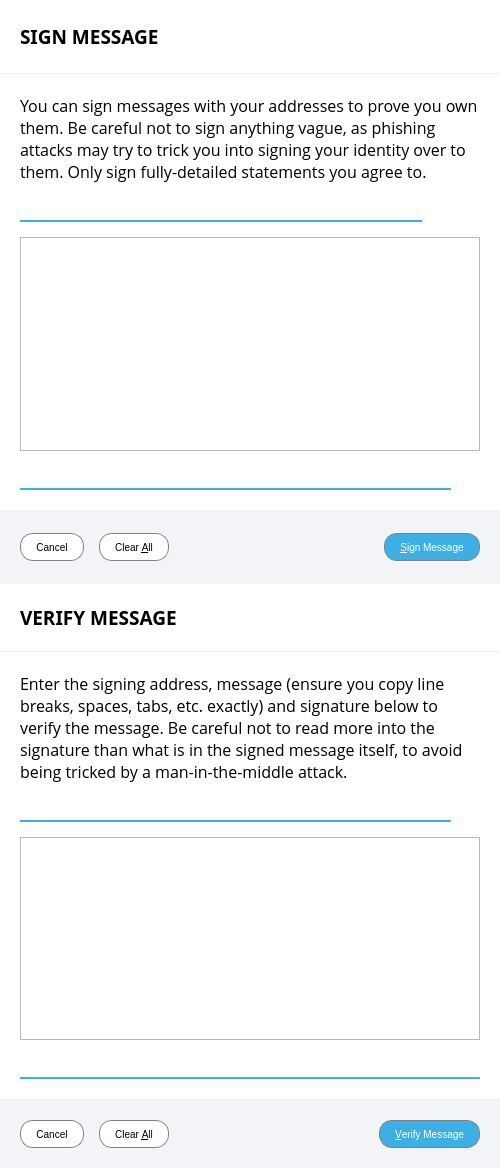
Qt form src/qt/forms/signverifymessagedialog.ui (aurovine/AudioCoin) before a commit.
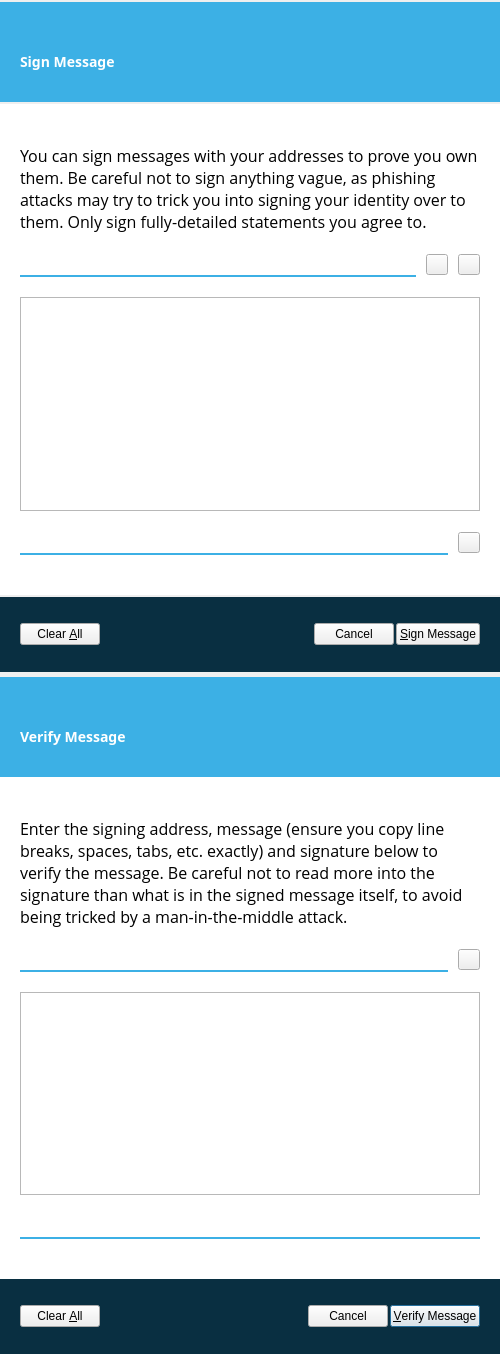
The same form after that commit. Icons and pictures are not drawn. Custom widgets are drawn as their Qt base class.

Commit message: changes overall button design and fixes minor ui discrepancies

Patch:
```diff
--- a/src/qt/forms/signverifymessagedialog.ui
+++ b/src/qt/forms/signverifymessagedialog.ui
@@ -10,11 +10,11 @@
     <x>0</x>
     <y>0</y>
     <width>500</width>
-    <height>1105</height>
+    <height>1311</height>
    </rect>
   </property>
   <property name="sizePolicy">
-   <sizepolicy hsizetype="Fixed" vsizetype="Minimum">
+   <sizepolicy hsizetype="Fixed" vsizetype="Preferred">
     <horstretch>0</horstretch>
     <verstretch>0</verstretch>
    </sizepolicy>
@@ -38,7 +38,9 @@
    <string notr="true">QLineEdit { border: none; border-bottom: 2px solid #3cb0e5; padding: 3px 5px; background: transparent; }
 QLineEdit:disabled { border-color: #899399; }
 
-QToolButton { border: none; }</string>
+QToolButton { width: 14px; height: 14px; border-width: 2px; }
+
+QToolButton:pressed { border-top-width: 3px; border-bottom-width: 1px; }</string>
   </property>
   <property name="modal">
    <bool>true</bool>
@@ -81,7 +83,7 @@
      </property>
      <layout class="QVBoxLayout" name="signMessageWidgetLayout" stretch="0,1,0">
       <property name="spacing">
-       <number>1</number>
+       <number>0</number>
       </property>
       <property name="leftMargin">
        <number>0</number>
@@ -97,37 +99,61 @@
       </property>
       <item>
        <widget class="QWidget" name="signTitleWidget" native="true">
+        <property name="sizePolicy">
+         <sizepolicy hsizetype="Preferred" vsizetype="Fixed">
+          <horstretch>0</horstretch>
+          <verstretch>0</verstretch>
+         </sizepolicy>
+        </property>
+        <property name="minimumSize">
+         <size>
+          <width>0</width>
+          <height>100</height>
+         </size>
+        </property>
+        <property name="maximumSize">
+         <size>
+          <width>16777215</width>
+          <height>100</height>
+         </size>
+        </property>
         <property name="styleSheet">
-         <string notr="true">#signTitleWidget { background-color: white; }</string>
+         <string notr="true">#signTitleWidget { background-color: #3cb0e5; } QLabel { color: white; }</string>
         </property>
         <layout class="QHBoxLayout" name="horizontalLayout">
          <property name="spacing">
-          <number>5</number>
+          <number>10</number>
          </property>
          <property name="leftMargin">
           <number>20</number>
          </property>
          <property name="topMargin">
-          <number>20</number>
+          <number>50</number>
          </property>
          <property name="rightMargin">
           <number>20</number>
          </property>
          <property name="bottomMargin">
-          <number>20</number>
+          <number>30</number>
          </property>
          <item>
-          <widget class="QLabel" name="label">
+          <widget class="QLabel" name="signTitleLabel">
            <property name="font">
             <font>
              <family>Montserrat</family>
-             <pointsize>14</pointsize>
+             <pointsize>-1</pointsize>
              <weight>75</weight>
              <bold>true</bold>
             </font>
            </property>
+           <property name="styleSheet">
+            <string notr="true">#signTitleLabel { text-transform: uppercase; font-family: 'Montserrat'; font-size: 14px; font-weight: bold; }</string>
+           </property>
            <property name="text">
-            <string>SIGN MESSAGE</string>
+            <string>Sign Message</string>
+           </property>
+           <property name="alignment">
+            <set>Qt::AlignLeading|Qt::AlignLeft|Qt::AlignVCenter</set>
            </property>
           </widget>
          </item>
@@ -157,6 +183,9 @@
            <property name="text">
             <string/>
            </property>
+           <property name="alignment">
+            <set>Qt::AlignLeading|Qt::AlignLeft|Qt::AlignVCenter</set>
+           </property>
            <property name="wordWrap">
             <bool>true</bool>
            </property>
@@ -178,19 +207,19 @@
         </property>
         <layout class="QVBoxLayout" name="signBodyWidgetLayout">
          <property name="spacing">
-          <number>15</number>
+          <number>20</number>
          </property>
          <property name="leftMargin">
           <number>20</number>
          </property>
          <property name="topMargin">
-          <number>20</number>
+          <number>40</number>
          </property>
          <property name="rightMargin">
           <number>20</number>
          </property>
          <property name="bottomMargin">
-          <number>20</number>
+          <number>40</number>
          </property>
          <item>
           <widget class="QLabel" name="infoLabel_SM">
@@ -231,13 +260,14 @@
              <property name="toolTip">
               <string>Choose an address from the address book</string>
              </property>
+             <property name="styleSheet">
+              <string notr="true">#addressBookButton_SM { border-image: url(:/icons/material/black/people) 0 stretch stretch; }
+
+#addressBookButton_SM:hover { border-image: url(:/icons/material/blue/people) 0 stretch stretch; }</string>
+             </property>
              <property name="text">
               <string/>
              </property>
-             <property name="icon">
-              <iconset resource="../bitcoin.qrc">
-               <normaloff>:/icons/md/people</normaloff>:/icons/md/people</iconset>
-             </property>
              <property name="shortcut">
               <string>Alt+A</string>
              </property>
@@ -248,13 +278,14 @@
              <property name="toolTip">
               <string>Paste address from clipboard</string>
              </property>
+             <property name="styleSheet">
+              <string notr="true">#pasteButton_SM { border-image: url(:/icons/material/black/paste) 0 stretch stretch; }
+
+#pasteButton_SM:hover { border-image: url(:/icons/material/blue/paste) 0 stretch stretch; }</string>
+             </property>
              <property name="text">
               <string/>
              </property>
-             <property name="icon">
-              <iconset resource="../bitcoin.qrc">
-               <normaloff>:/icons/md/paste</normaloff>:/icons/md/paste</iconset>
-             </property>
              <property name="shortcut">
               <string>Alt+P</string>
              </property>
@@ -291,13 +322,14 @@
              <property name="toolTip">
               <string>Copy the current signature to the system clipboard</string>
              </property>
+             <property name="styleSheet">
+              <string notr="true">#copySignatureButton_SM { border-image: url(:/icons/material/black/copy) 0 stretch stretch; }
+
+#copySignatureButton_SM:hover { border-image: url(:/icons/material/blue/copy) 0 stretch stretch; }</string>
+             </property>
              <property name="text">
               <string/>
              </property>
-             <property name="icon">
-              <iconset resource="../bitcoin.qrc">
-               <normaloff>:/icons/md/copy</normaloff>:/icons/md/copy</iconset>
-             </property>
             </widget>
            </item>
           </layout>
@@ -307,17 +339,30 @@
       </item>
       <item>
        <widget class="QWidget" name="signButtonWidget" native="true">
+        <property name="sizePolicy">
+         <sizepolicy hsizetype="Preferred" vsizetype="Fixed">
+          <horstretch>0</horstretch>
+          <verstretch>0</verstretch>
+         </sizepolicy>
+        </property>
+        <property name="minimumSize">
+         <size>
+          <width>0</width>
+          <height>75</height>
+         </size>
+        </property>
+        <property name="maximumSize">
+         <size>
+          <width>16777215</width>
+          <height>75</height>
+         </size>
+        </property>
         <property name="styleSheet">
-         <string notr="true">#signButtonWidget { background-color: #f3f4f7; }
-
-QPushButton { font-family: 'Montserrat'; text-transform: uppercase; font-size: 10px; border: 1px solid gray; padding: 0px 15px; border-radius: 13px; min-height: 26px; max-height: 26px; background-color: white; }
-
-QPushButton:hover, QPushButton:pressed { background-color: #1c99d2; color: white; }
-QPushButton:disabled { background-color: white; color: gray; }</string>
+         <string notr="true">#signButtonWidget { background-color: #092f41; }</string>
         </property>
         <layout class="QHBoxLayout" name="signButtonWidgetLayout">
          <property name="spacing">
-          <number>15</number>
+          <number>2</number>
          </property>
          <property name="leftMargin">
           <number>20</number>
@@ -332,14 +377,7 @@
           <number>20</number>
          </property>
          <item>
-          <widget class="QPushButton" name="signCancelButton">
-           <property name="text">
-            <string>Cancel</string>
-           </property>
-          </widget>
-         </item>
-         <item>
-          <widget class="QPushButton" name="clearButton_SM">
+          <widget class="QCustomButton" name="clearButton_SM">
            <property name="toolTip">
             <string>Reset all sign message fields</string>
            </property>
@@ -352,7 +390,7 @@
           </widget>
          </item>
          <item>
-          <spacer name="horizontalSpacer_1_SM">
+          <spacer name="horizontalSpacer_3">
            <property name="orientation">
             <enum>Qt::Horizontal</enum>
            </property>
@@ -365,20 +403,33 @@
           </spacer>
          </item>
          <item>
-          <widget class="QPushButton" name="signMessageButton_SM">
+          <widget class="QCustomButton" name="signCancelButton">
+           <property name="text">
+            <string>Cancel</string>
+           </property>
+           <property name="icon">
+            <iconset resource="../bitcoin.qrc">
+             <normaloff>:/icons/material/black/close</normaloff>:/icons/material/black/close</iconset>
+           </property>
+          </widget>
+         </item>
+         <item>
+          <widget class="QCustomButton" name="signConfirmButton">
            <property name="toolTip">
             <string>Sign the message to prove you own this Audiocoin address</string>
            </property>
-           <property name="styleSheet">
-            <string notr="true">#signMessageButton_SM { background-color: #3cb0e5; color: white; border: 1px solid gray; }
-#signMessageButton_SM:hover, #signMessageButton_SM:pressed { background-color: #1c99d2; }
-#signMessageButton_SM:disabled { background-color: white; color: gray; }</string>
-           </property>
            <property name="text">
             <string>&amp;Sign Message</string>
            </property>
+           <property name="icon">
+            <iconset resource="../bitcoin.qrc">
+             <normaloff>:/icons/material/white/check</normaloff>:/icons/material/white/check</iconset>
+           </property>
            <property name="autoDefault">
-            <bool>false</bool>
+            <bool>true</bool>
+           </property>
+           <property name="default">
+            <bool>true</bool>
            </property>
           </widget>
          </item>
@@ -410,7 +461,7 @@
      </property>
      <layout class="QVBoxLayout" name="verifyMessageWidgetLayout" stretch="0,1,0">
       <property name="spacing">
-       <number>1</number>
+       <number>0</number>
       </property>
       <property name="leftMargin">
        <number>0</number>
@@ -426,8 +477,26 @@
       </property>
       <item>
        <widget class="QWidget" name="verifyTitleWidget" native="true">
+        <property name="sizePolicy">
+         <sizepolicy hsizetype="Preferred" vsizetype="Fixed">
+          <horstretch>0</horstretch>
+          <verstretch>0</verstretch>
+         </sizepolicy>
+        </property>
+        <property name="minimumSize">
+         <size>
+          <width>0</width>
+          <height>100</height>
+         </size>
+        </property>
+        <property name="maximumSize">
+         <size>
+          <width>16777215</width>
+          <height>100</height>
+         </size>
+        </property>
         <property name="styleSheet">
-         <string notr="true">#verifyTitleWidget { background-color: white; }</string>
+         <string notr="true">#verifyTitleWidget { background-color: #3cb0e5; } QLabel { color: white; }</string>
         </property>
         <layout class="QHBoxLayout" name="horizontalLayout_2">
          <property name="spacing">
@@ -437,26 +506,32 @@
           <number>20</number>
          </property>
          <property name="topMargin">
-          <number>20</number>
+          <number>50</number>
          </property>
          <property name="rightMargin">
           <number>20</number>
          </property>
          <property name="bottomMargin">
-          <number>20</number>
+          <number>30</number>
          </property>
          <item>
-          <widget class="QLabel" name="label_2">
+          <widget class="QLabel" name="verifyTitleLabel">
            <property name="font">
             <font>
              <family>Montserrat</family>
-             <pointsize>14</pointsize>
+             <pointsize>-1</pointsize>
              <weight>75</weight>
              <bold>true</bold>
             </font>
            </property>
+           <property name="styleSheet">
+            <string notr="true">#verifyTitleLabel { text-transform: uppercase; font-family: 'Montserrat'; font-size: 14px; font-weight: bold; }</string>
+           </property>
            <property name="text">
-            <string>VERIFY MESSAGE</string>
+            <string>Verify Message</string>
+           </property>
+           <property name="alignment">
+            <set>Qt::AlignLeading|Qt::AlignLeft|Qt::AlignVCenter</set>
            </property>
           </widget>
          </item>
@@ -486,6 +561,9 @@
            <property name="text">
             <string/>
            </property>
+           <property name="alignment">
+            <set>Qt::AlignLeading|Qt::AlignLeft|Qt::AlignVCenter</set>
+           </property>
            <property name="wordWrap">
             <bool>true</bool>
            </property>
@@ -507,19 +585,19 @@
         </property>
         <layout class="QVBoxLayout" name="verifyBodyWidgetLayout">
          <property name="spacing">
-          <number>15</number>
+          <number>20</number>
          </property>
          <property name="leftMargin">
           <number>20</number>
          </property>
          <property name="topMargin">
-          <number>20</number>
+          <number>40</number>
          </property>
          <property name="rightMargin">
           <number>20</number>
          </property>
          <property name="bottomMargin">
-          <number>20</number>
+          <number>40</number>
          </property>
          <item>
           <widget class="QLabel" name="infoLabel_VM">
@@ -563,13 +641,14 @@
              <property name="toolTip">
               <string>Choose an address from the address book</string>
              </property>
+             <property name="styleSheet">
+              <string notr="true">#addressBookButton_VM { border-image: url(:/icons/material/black/people) 0 stretch stretch; }
+
+#addressBookButton_VM:hover { border-image: url(:/icons/material/blue/people) 0 stretch stretch; }</string>
+             </property>
              <property name="text">
               <string/>
              </property>
-             <property name="icon">
-              <iconset resource="../bitcoin.qrc">
-               <normaloff>:/icons/md/people</normaloff>:/icons/md/people</iconset>
-             </property>
              <property name="shortcut">
               <string>Alt+A</string>
              </property>
@@ -588,17 +667,30 @@
       </item>
       <item>
        <widget class="QWidget" name="verifyButtonWidget" native="true">
+        <property name="sizePolicy">
+         <sizepolicy hsizetype="Preferred" vsizetype="Fixed">
+          <horstretch>0</horstretch>
+          <verstretch>0</verstretch>
+         </sizepolicy>
+        </property>
+        <property name="minimumSize">
+         <size>
+          <width>0</width>
+          <height>75</height>
+         </size>
+        </property>
+        <property name="maximumSize">
+         <size>
+          <width>16777215</width>
+          <height>75</height>
+         </size>
+        </property>
         <property name="styleSheet">
-         <string notr="true">#verifyButtonWidget { background-color: #f3f4f7; }
-
-QPushButton { font-family: 'Montserrat'; text-transform: uppercase; font-size: 10px; border: 1px solid gray; padding: 0px 15px; border-radius: 13px; min-height: 26px; max-height: 26px; background-color: white; }
-
-QPushButton:hover, QPushButton:pressed { background-color: #1c99d2; color: white; }
-QPushButton:disabled { background-color: white; color: gray; }</string>
+         <string notr="true">#verifyButtonWidget { background-color: #092f41; }</string>
         </property>
         <layout class="QHBoxLayout" name="verifyButtonWidgetLayout">
          <property name="spacing">
-          <number>15</number>
+          <number>2</number>
          </property>
          <property name="leftMargin">
           <number>20</number>
@@ -613,14 +705,7 @@
           <number>20</number>
          </property>
          <item>
-          <widget class="QPushButton" name="verifyCancelButton">
-           <property name="text">
-            <string>Cancel</string>
-           </property>
-          </widget>
-         </item>
-         <item>
-          <widget class="QPushButton" name="clearButton_VM">
+          <widget class="QCustomButton" name="clearButton_VM">
            <property name="toolTip">
             <string>Reset all verify message fields</string>
            </property>
@@ -646,24 +731,33 @@
           </spacer>
          </item>
          <item>
-          <widget class="QPushButton" name="verifyMessageButton_VM">
+          <widget class="QCustomButton" name="verifyCancelButton">
+           <property name="text">
+            <string>Cancel</string>
+           </property>
+           <property name="icon">
+            <iconset resource="../bitcoin.qrc">
+             <normaloff>:/icons/material/black/close</normaloff>:/icons/material/black/close</iconset>
+           </property>
+          </widget>
+         </item>
+         <item>
+          <widget class="QCustomButton" name="verifyConfirmButton">
            <property name="toolTip">
             <string>Verify the message to ensure it was signed with the specified Audiocoin address</string>
            </property>
-           <property name="styleSheet">
-            <string notr="true">#verifyMessageButton_VM { background-color: #3cb0e5; color: white; border: 1px solid gray; }
-#verifyMessageButton_VM:hover, #verifyMessageButton_VM:pressed { background-color: #1c99d2; }
-#verifyMessageButton_VM:disabled { background-color: white; color: gray; }</string>
-           </property>
            <property name="text">
             <string>&amp;Verify Message</string>
            </property>
            <property name="icon">
-            <iconset>
-             <normaloff>:/icons/transaction_0</normaloff>:/icons/transaction_0</iconset>
+            <iconset resource="../bitcoin.qrc">
+             <normaloff>:/icons/material/white/check</normaloff>:/icons/material/white/check</iconset>
            </property>
            <property name="autoDefault">
-            <bool>false</bool>
+            <bool>true</bool>
+           </property>
+           <property name="default">
+            <bool>true</bool>
            </property>
           </widget>
          </item>
@@ -681,6 +775,11 @@
    <extends>QLineEdit</extends>
    <header>qvalidatedlineedit.h</header>
   </customwidget>
+  <customwidget>
+   <class>QCustomButton</class>
+   <extends>QPushButton</extends>
+   <header>qcustombutton.h</header>
+  </customwidget>
  </customwidgets>
  <resources>
   <include location="../bitcoin.qrc"/>
```
The commit also changes 188 other files.
